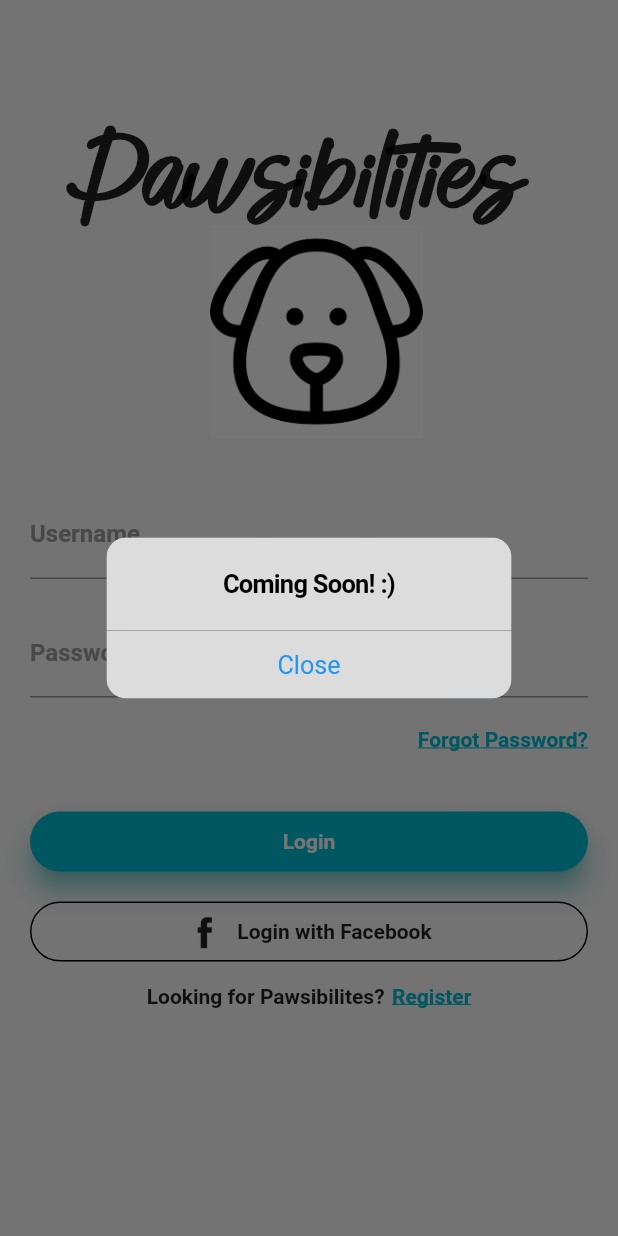
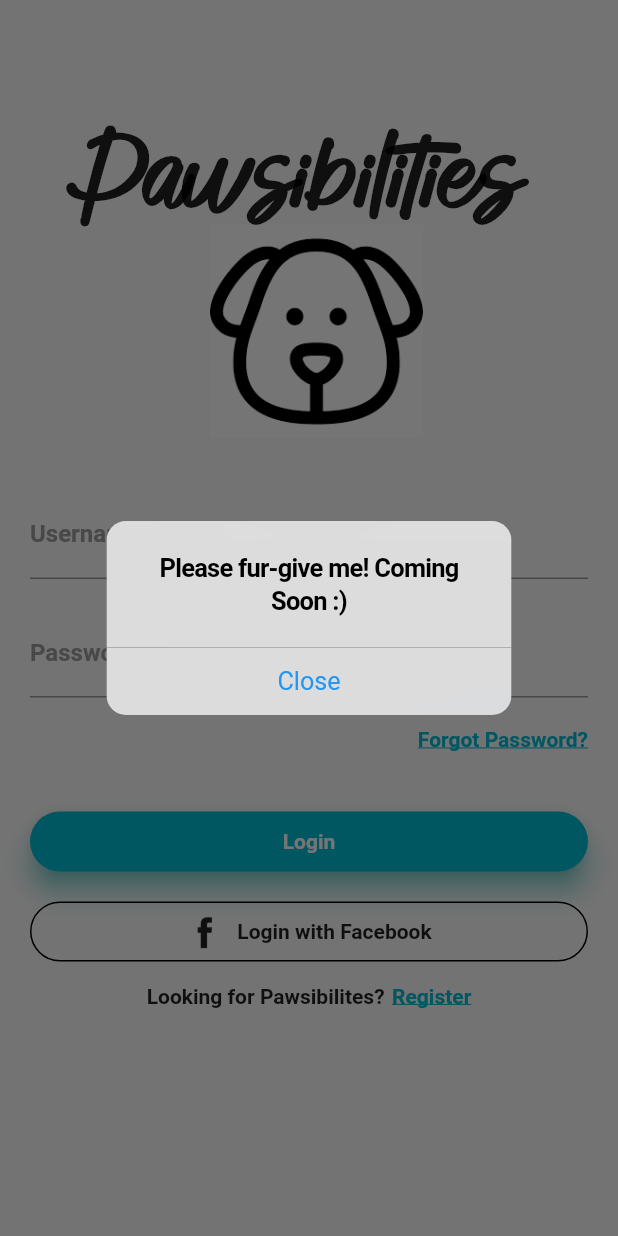
Before and after one commit to Kirazo/Pawsibilities, a Flutter app: the MyLogin screen opened directly, after a tap on "Login with Facebook", on a phone screen of 412 x 824 dp. Run offline on Flutter 3.47's test engine with Material 2 defaults, Android fonts, the phone set to English and light mode, and no system bars; our stand-ins replace firebase_auth, firebase_core; accounts and stored records are empty.

Commit message:
Updated text

```diff
--- a/lib/login.dart
+++ b/lib/login.dart
@@ -161,7 +161,7 @@ class _MyLoginPage extends State<MyLogin>{
                           showDialog(
                               context: context,
                               builder: (BuildContext context) => CupertinoAlertDialog(
-                              title: Text("Coming Soon! :)"),
+                              title: Text("Please fur-give me! Coming Soon :)"),
                               actions:[
                                 CupertinoDialogAction(
                                     child: Text("Close"),
```
